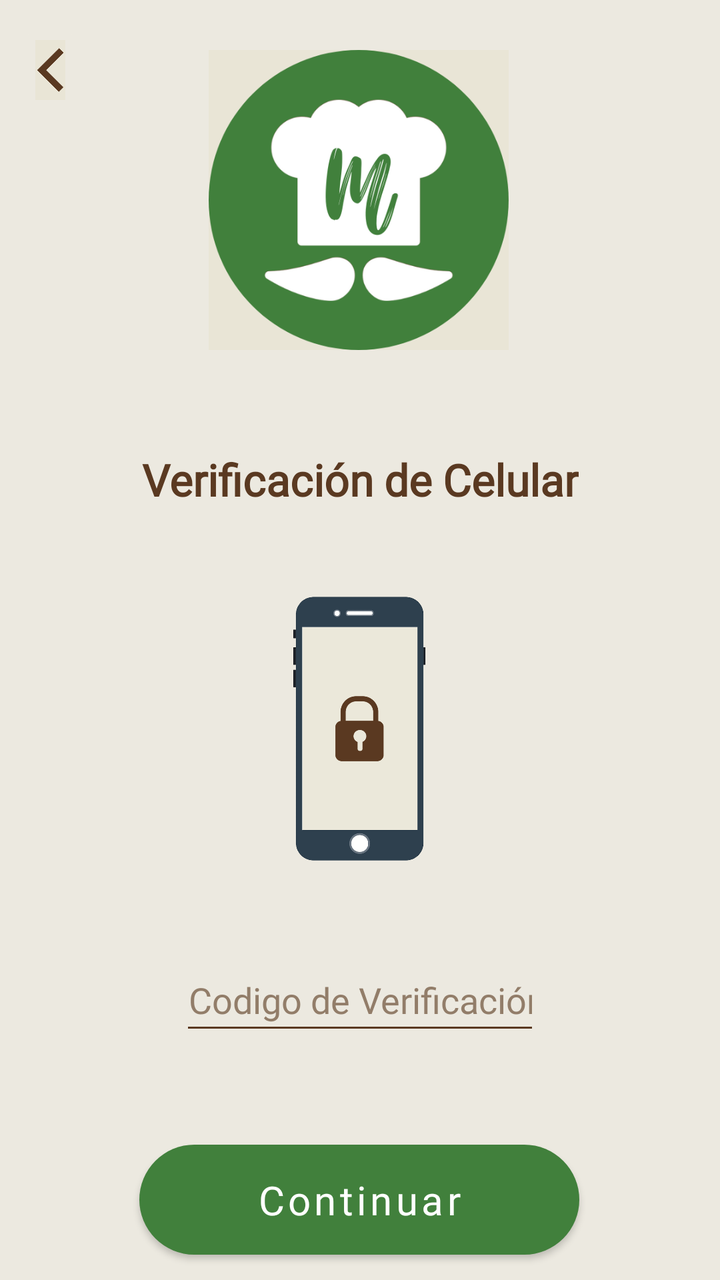
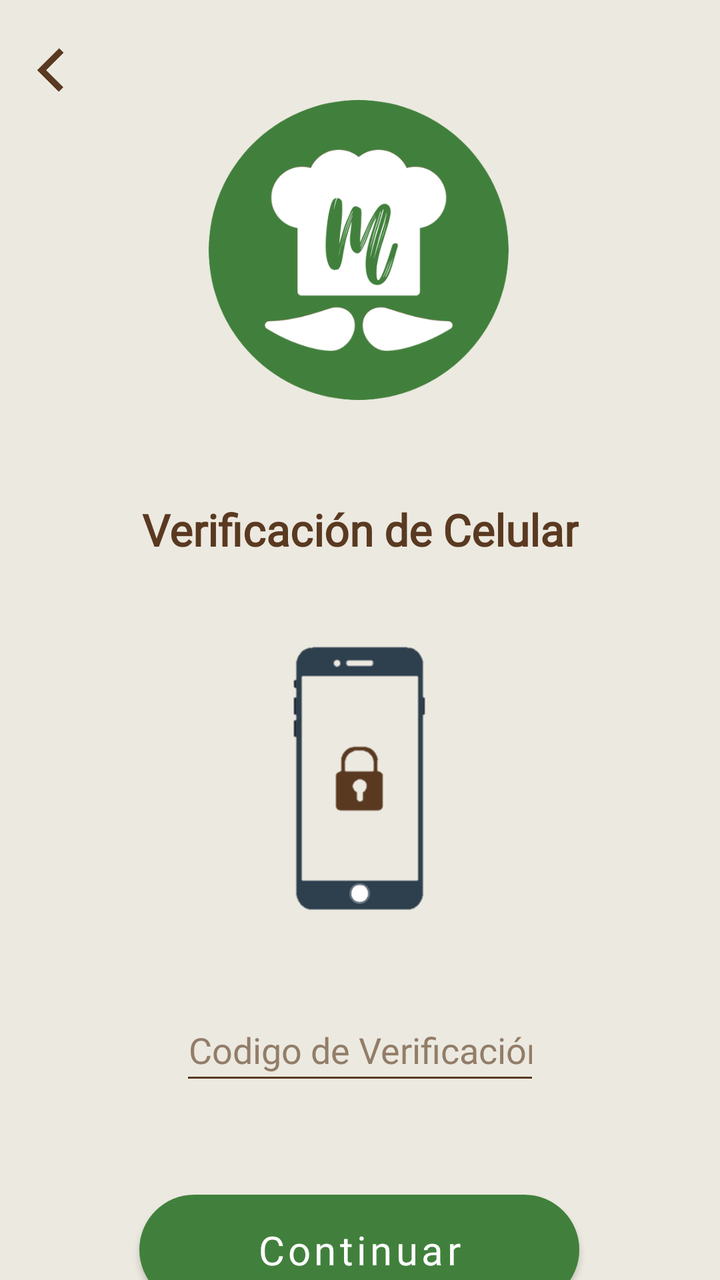

Two renders of the same Android screen: before a commit and after it. Below are the layout's source before the change and the commit's diff.
<!-- AndroidManifest.xml: application theme Theme.MangIA -->
<!-- res/layout/activity_verify_phone.xml -->
<?xml version="1.0" encoding="utf-8"?>
<androidx.constraintlayout.widget.ConstraintLayout xmlns:android="http://schemas.android.com/apk/res/android"
    xmlns:app="http://schemas.android.com/apk/res-auto"
    xmlns:tools="http://schemas.android.com/tools"
    android:layout_width="match_parent"
    android:layout_height="match_parent"
    android:background="@color/primaryColor"
    tools:context=".VerifyPhoneActivity">

    <ImageButton
        android:id="@+id/imbBackVP"
        android:layout_width="30dp"
        android:layout_height="50dp"
        android:layout_marginStart="10dp"
        android:layout_marginTop="10dp"
        android:backgroundTint="@color/primaryColor"
        android:contentDescription="@string/cancel"
        android:scaleType="centerCrop"
        app:layout_constraintStart_toStartOf="parent"
        app:layout_constraintTop_toTopOf="parent"
        app:srcCompat="@drawable/btnback" />

    <TextView
        android:id="@+id/txvTitleVP"
        android:layout_width="wrap_content"
        android:layout_height="wrap_content"
        android:layout_marginTop="50dp"
        android:fontFamily="@font/opensansbold"
        android:text="@string/vPhoneTitle"
        android:textColor="@color/quaternaryColor"
        android:textSize="22sp"
        android:textStyle="bold"
        app:layout_constraintEnd_toEndOf="parent"
        app:layout_constraintStart_toStartOf="parent"
        app:layout_constraintTop_toBottomOf="@+id/imvLogoVP" />

    <EditText
        android:id="@+id/txpPinVP"
        android:layout_width="match_parent"
        android:layout_height="48dp"
        android:layout_marginStart="90dp"
        android:layout_marginTop="35dp"
        android:layout_marginEnd="90dp"
        android:backgroundTint="@color/quaternaryColor"
        android:ems="10"
        android:fontFamily="@font/opensans"
        android:gravity="center"
        android:hint="@string/codeVerPhone"
        android:inputType="textPersonName"
        android:textColor="@color/quaternaryColor"
        android:textColorHint="@color/transQuaternaryColor"
        app:layout_constraintEnd_toEndOf="parent"
        app:layout_constraintHorizontal_bias="1.0"
        app:layout_constraintStart_toStartOf="parent"
        app:layout_constraintTop_toBottomOf="@+id/imvPhoneBlockedVP" />


    <Button
        android:id="@+id/btnContinueVP"
        android:layout_width="220dp"
        android:layout_height="55dp"
        android:layout_marginTop="50dp"
        android:background="@drawable/rounded_button"
        android:fontFamily="@font/opensansextrabold"
        android:text="@string/cntBtn"
        android:textAllCaps="false"
        android:textColor="@color/white"
        android:textSize="20sp"
        app:backgroundTint="@color/secundaryColor"
        app:layout_constraintEnd_toEndOf="parent"
        app:layout_constraintHorizontal_bias="0.497"
        app:layout_constraintStart_toStartOf="parent"
        app:layout_constraintTop_toBottomOf="@+id/txpPinVP" />

    <ImageView
        android:id="@+id/imvPBSettletVP"
        android:layout_width="180dp"
        android:layout_height="wrap_content"
        android:contentDescription="@string/pbSettlet"
        app:layout_constraintBottom_toBottomOf="parent"
        app:layout_constraintEnd_toEndOf="parent"
        app:layout_constraintHorizontal_bias="0.497"
        app:layout_constraintStart_toStartOf="parent"
        app:srcCompat="@drawable/pbsettlet" />

    <ImageView
        android:id="@+id/imvLogoVP"
        android:layout_width="150dp"
        android:layout_height="150dp"
        android:layout_marginTop="25dp"
        android:contentDescription="@string/logo"
        app:layout_constraintEnd_toEndOf="parent"
        app:layout_constraintHorizontal_bias="0.497"
        app:layout_constraintStart_toStartOf="parent"
        app:layout_constraintTop_toTopOf="parent"
        app:srcCompat="@drawable/logo"
        tools:ignore="ImageContrastCheck" />

    <ImageView
        android:id="@+id/imvPhoneBlockedVP"
        android:layout_width="150dp"
        android:layout_height="150dp"
        android:layout_marginTop="35dp"
        app:layout_constraintEnd_toEndOf="parent"
        app:layout_constraintHorizontal_bias="0.498"
        app:layout_constraintStart_toStartOf="parent"
        app:layout_constraintTop_toBottomOf="@+id/txvTitleVP"
        app:srcCompat="@drawable/blockedphone" />


</androidx.constraintlayout.widget.ConstraintLayout>
<!-- resources referenced by this layout -->
<resources>
  <color name="primaryColor">#ECE9E0</color>
  <color name="quaternaryColor">#5A3921</color>
  <color name="secundaryColor">#41803C</color>
  <color name="transQuaternaryColor">#927D69</color>
  <color name="white">#FFFFFF</color>
  <!-- drawable blockedphone: png bitmap (drawable, 42659 bytes) -->
  <!-- drawable btnback: png bitmap (drawable, 5256 bytes) -->
  <!-- drawable logo: png bitmap (drawable, 41311 bytes) -->
  <!-- drawable pbsettlet: png bitmap (drawable, 19052 bytes) -->
  <!-- drawable rounded_button (drawable) -->
  <?xml version="1.0" encoding="utf-8"?>
  <shape xmlns:android="http://schemas.android.com/apk/res/android">
      <corners android:radius="1000dp"/>
      <solid android:color="@color/secundaryColor"/>
  </shape>
  <string name="cancel">Cancelar</string>}
  <string name="cntBtn">Continuar</string>
  <string name="codeVerPhone">Codigo de Verificación</string>
  <string name="logo">Logo MangIA</string>
  <string name="pbSettlet">Powered By Settlet™</string>
  <string name="vPhoneTitle">Verificación de Celular</string>
  <style name="Theme.MangIA" parent="Theme.MaterialComponents.DayNight.NoActionBar">
          
          
          
      </style>
</resources>

<!-- the commit's change to res/layout/activity_verify_phone.xml (unified diff, before → after) -->
@@ -87,7 +87,7 @@
         android:id="@+id/imvLogoVP"
         android:layout_width="150dp"
         android:layout_height="150dp"
-        android:layout_marginTop="25dp"
+        android:layout_marginTop="50dp"
         android:contentDescription="@string/logo"
         app:layout_constraintEnd_toEndOf="parent"
         app:layout_constraintHorizontal_bias="0.497"
<!-- resource entries referenced after the edit -->
@@ -5,10 +5,10 @@
   <color name="secundaryColor">#41803C</color>
   <color name="transQuaternaryColor">#927D69</color>
   <color name="white">#FFFFFF</color>
-  <!-- drawable blockedphone: png bitmap (drawable, 42659 bytes) -->
-  <!-- drawable btnback: png bitmap (drawable, 5256 bytes) -->
-  <!-- drawable logo: png bitmap (drawable, 41311 bytes) -->
-  <!-- drawable pbsettlet: png bitmap (drawable, 19052 bytes) -->
+  <!-- drawable blockedphone: png bitmap (drawable, 9145 bytes) -->
+  <!-- drawable btnback: png bitmap (drawable, 7800 bytes) -->
+  <!-- drawable logo: png bitmap (drawable, 55523 bytes) -->
+  <!-- drawable pbsettlet: png bitmap (drawable, 24167 bytes) -->
   <!-- drawable rounded_button (drawable) -->
   <?xml version="1.0" encoding="utf-8"?>
   <shape xmlns:android="http://schemas.android.com/apk/res/android">
